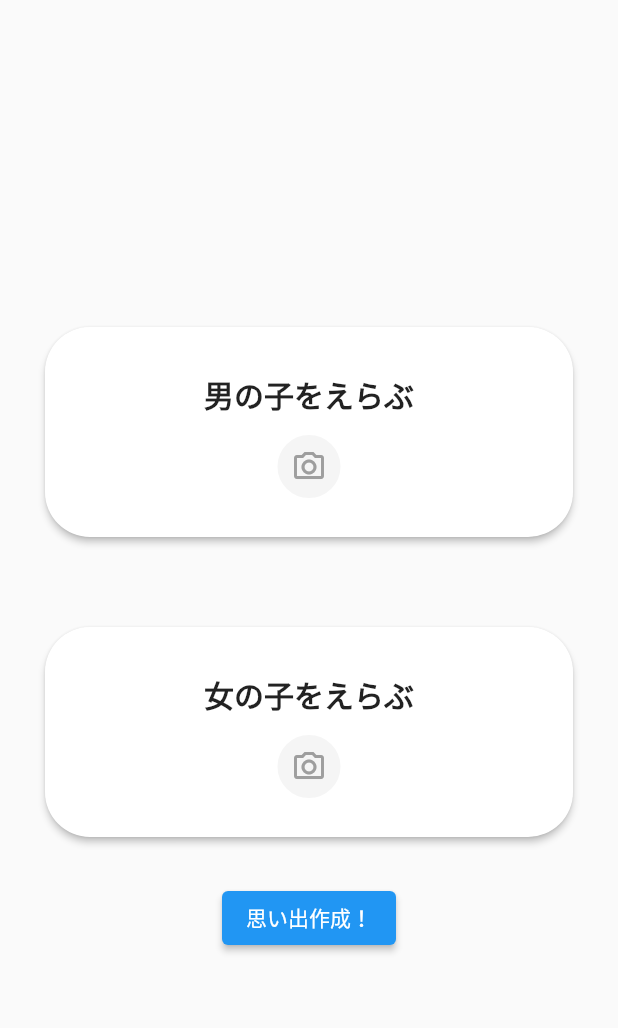
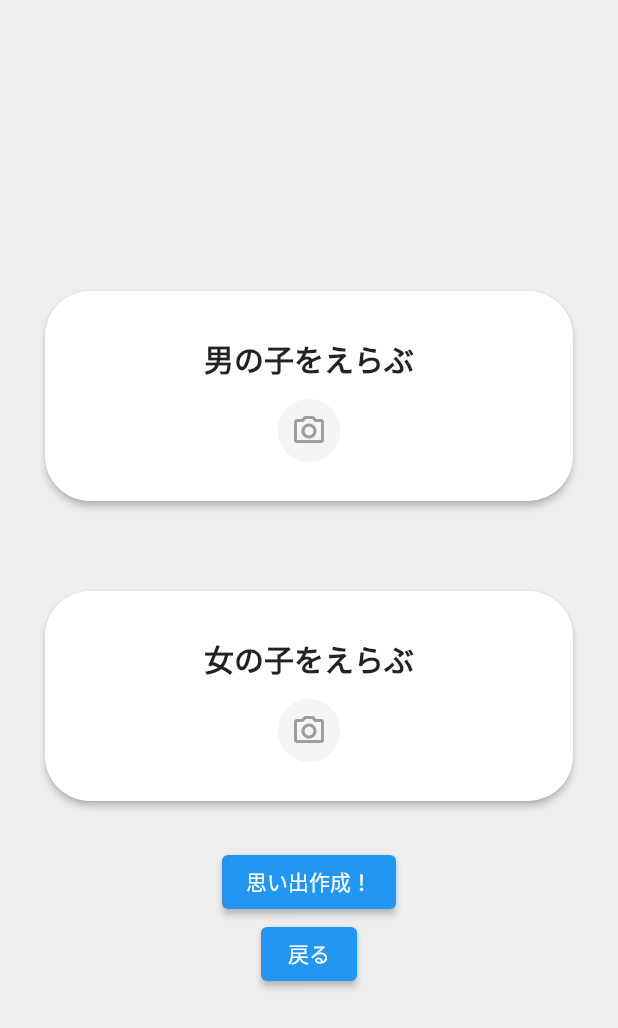
Before and after one commit to protopia-spajam/frontend_flutter, a Flutter app: the PrepareView screen opened directly, on a phone screen of 412 x 824 dp. Shown: the top 1028 px of the screen. Run offline on Flutter 3.47's test engine with Material 2 defaults, Android fonts, the phone set to English and light mode, and no system bars; our stand-ins replace image_picker; network calls fail.

Commit message:
画面遷移

```diff
--- a/lib/main.dart
+++ b/lib/main.dart
@@ -1,4 +1,5 @@
 import 'package:flutter/material.dart';
+import 'package:spajam2022/screens/Home/index.dart';
 import 'screens/prepare/index.dart';
 
 void main() {
@@ -17,7 +18,7 @@ class MyApp extends StatelessWidget {
       theme: ThemeData(
         primarySwatch: Colors.blue,
       ),
-      home: PrepareView(),
+      home: HomeView(),
     );
   }
 }
--- a/lib/screens/prepare/index.dart
+++ b/lib/screens/prepare/index.dart
@@ -24,6 +24,7 @@ class _PrepareViewState extends State<PrepareView> {
   @override
   Widget build(BuildContext context) {
     return Scaffold(
+      backgroundColor: Colors.grey[200],
       body: Center(
         child: Column(
           children: [
@@ -45,6 +46,12 @@ class _PrepareViewState extends State<PrepareView> {
 
                 },
               child: Text('思い出作成！'),
+            ),
+            ElevatedButton(
+              onPressed: (){
+                Navigator.pop(context);
+              },
+              child: Text("戻る"),
             ),
             Spacer(),
           ],
```
Also changed, not shown: lib/screens/Home/index.dart (+12 -2 lines).
